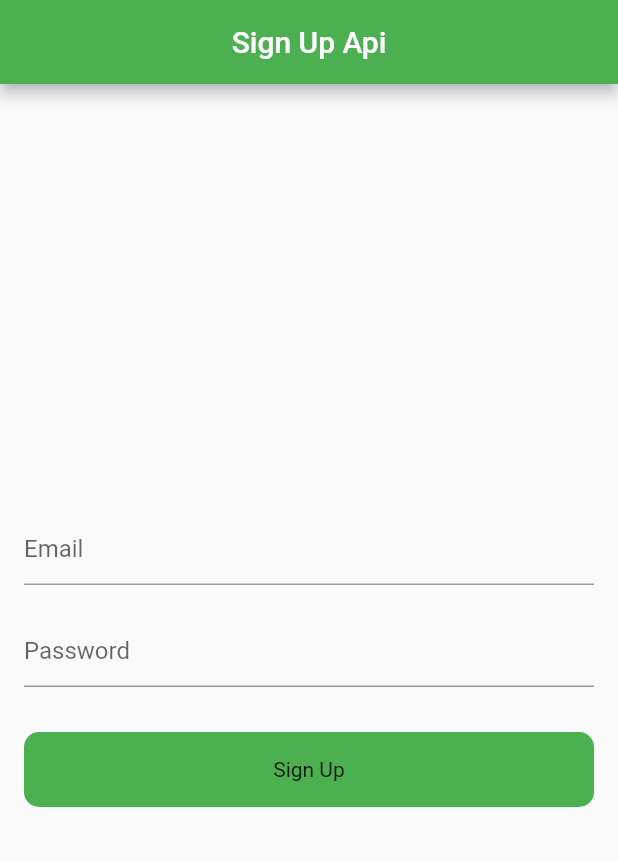
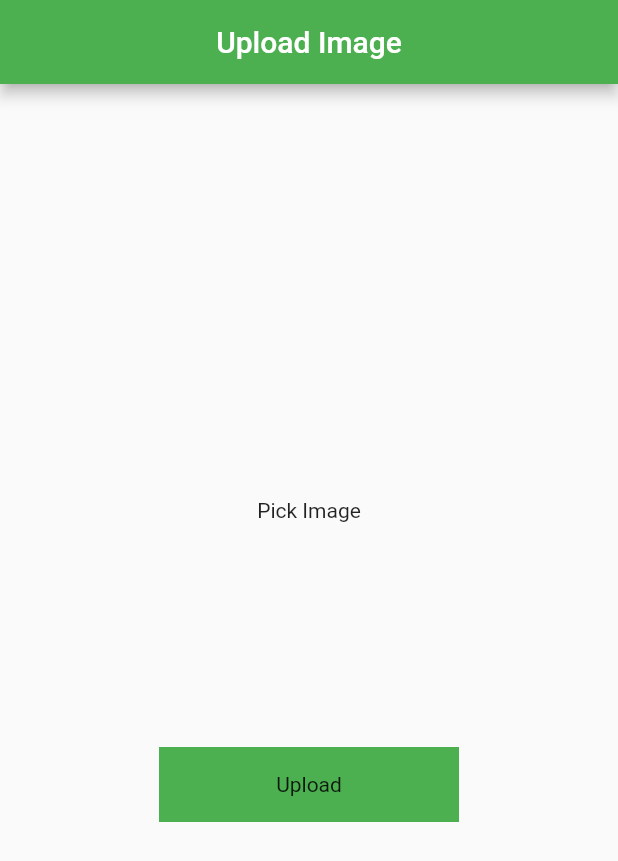
Before and after one commit to saumiknadan/REST_API_Flutter, a Flutter app: the screen it shows after launch, on a phone screen of 412 x 824 dp. Shown: the top 861 px of the screen. Run offline on Flutter 3.47's test engine with Material 2 defaults, Android fonts, the phone set to English and light mode, and no system bars; our stand-ins replace image_picker; missing offline and left inert: dart:ffi.

Commit message:
Insert image for upload

```diff
--- a/lib/main.dart
+++ b/lib/main.dart
@@ -5,6 +5,7 @@
 import 'package:rest_api_flutter/example_two.dart';
 import 'package:rest_api_flutter/signup.dart';
 import 'home_screen.dart';
+import 'upload_image.dart';
 
 void main() {
   runApp(const MyApp());
@@ -21,6 +22,6 @@
         theme: ThemeData(
           primarySwatch: Colors.green,
         ),
-        home: const SignUp());
+        home: const UploadImage());
   }
 }
--- /dev/null
+++ b/lib/upload_image.dart
@@ -0,0 +1,83 @@
+import 'dart:io';
+import 'package:http/http.dart' as http;
+import 'package:flutter/material.dart';
+import 'package:image_picker/image_picker.dart';
+
+class UploadImage extends StatefulWidget {
+  const UploadImage({Key? key}) : super(key: key);
+
+  @override
+  State<UploadImage> createState() => _UploadImageState();
+}
+
+class _UploadImageState extends State<UploadImage> {
+  File? image;
+  final _picker = ImagePicker();
+  bool showSpinner = false;
+
+//  Upload Image From Device
+// Function Start
+  Future getImage() async {
+    final pickedFile =
+        await _picker.pickImage(source: ImageSource.gallery, imageQuality: 80);
+
+    if (pickedFile != null) {
+      image = File(pickedFile.path);
+      setState(() {});
+    } else {
+      print('no image selected');
+    }
+  }
+  // Function End
+
+
+
+  @override
+  Widget build(BuildContext context) {
+    return Scaffold(
+      appBar: AppBar(
+        centerTitle: true,
+        title: Text('Upload Image'),
+      ),
+      body: Column(
+        crossAxisAlignment: CrossAxisAlignment.center,
+        mainAxisAlignment: MainAxisAlignment.center,
+        children: [
+          GestureDetector(
+            onTap: () {
+              getImage();
+            },
+            child: Container(
+                child: image == null
+                    ? Center(
+                        child: Text('Pick Image'),
+                      )
+                    : Container(
+                        child: Center(
+                          child: Image.file(
+                            File(image!.path).absolute,
+                            height: 100,
+                            width: 100,
+                          ),
+                        ),
+                      )),
+          ),
+          SizedBox(
+            height: 150,
+          ),
+          GestureDetector(
+            onTap: () {
+
+            },
+            child: Container(
+              height: 50,
+              width: 200,
+              color: Colors.green,
+              child: Center(child: Text('Upload')),
+            ),
+          ),
+        ],
+      ),
+    );
+  }
+}
--- a/pubspec.yaml
+++ b/pubspec.yaml
@@ -36,6 +36,7 @@ dependencies:
   cupertino_icons: ^1.0.2
   http: ^0.13.5
   modal_progress_hud_nsn: ^0.3.0-nullsafety-1
+  image_picker: ^0.8.5+3
 
 dev_dependencies:
   flutter_test:
```
Also changed, not shown: pubspec.lock.
